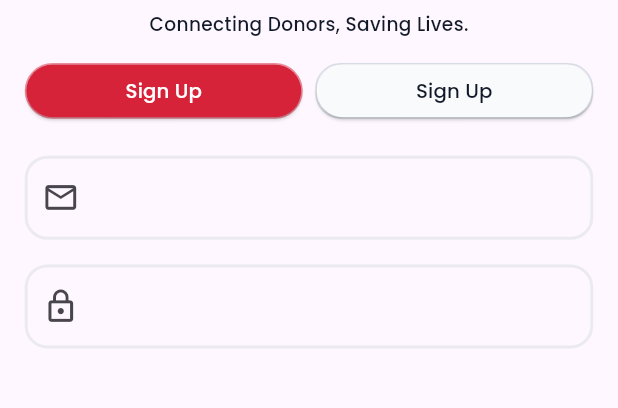
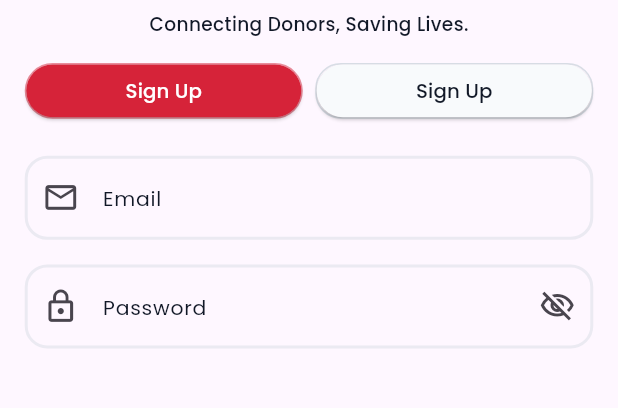
Before and after one commit to hafizsyedmudassirqadri/bloodlink_app, a Flutter app: the screen it shows after launch, on a phone screen of 412 x 824 dp, the part 201-609 px from its top. Run offline on Flutter 3.47's test engine with Material 3 defaults, Android fonts, the phone set to English and light mode, and no system bars; our stand-ins replace google_fonts.

Commit message:
changes login screen

```diff
--- a/lib/view/login_screen.dart
+++ b/lib/view/login_screen.dart
@@ -117,6 +117,11 @@ class _LoginScreenUiState extends State<LoginScreenUi> {
                 prefixIcon: Icon(Icons.email_outlined,
                 size: screenW*0.06,
                 ),
+                hintText: "Email",
+                hintStyle: GoogleFonts.poppins(
+                  color: AppColors.lightThPrimaryTxt,
+                  fontSize: screenW*0.033,
+                ),
                 enabledBorder: OutlineInputBorder(
                   borderSide: BorderSide(
                     color: AppColors.silverBorder.withValues(alpha: 0.5),
@@ -136,9 +141,15 @@ class _LoginScreenUiState extends State<LoginScreenUi> {
             SizedBox(height: screenH * 0.02),
            TextField(
               decoration: InputDecoration(
+                hintText: "Password",
+                hintStyle: GoogleFonts.poppins(
+                  color: AppColors.lightThPrimaryTxt,
+                  fontSize: screenW*0.033,
+                ),
                 prefixIcon: Icon(Icons.lock_outline,
                 size: screenW*0.06,
                 ),
+                suffixIcon: Icon(Icons.visibility_off_outlined),
                 enabledBorder: OutlineInputBorder(
                   borderSide: BorderSide(
                     color: AppColors.silverBorder.withValues(alpha: 0.5),
```
